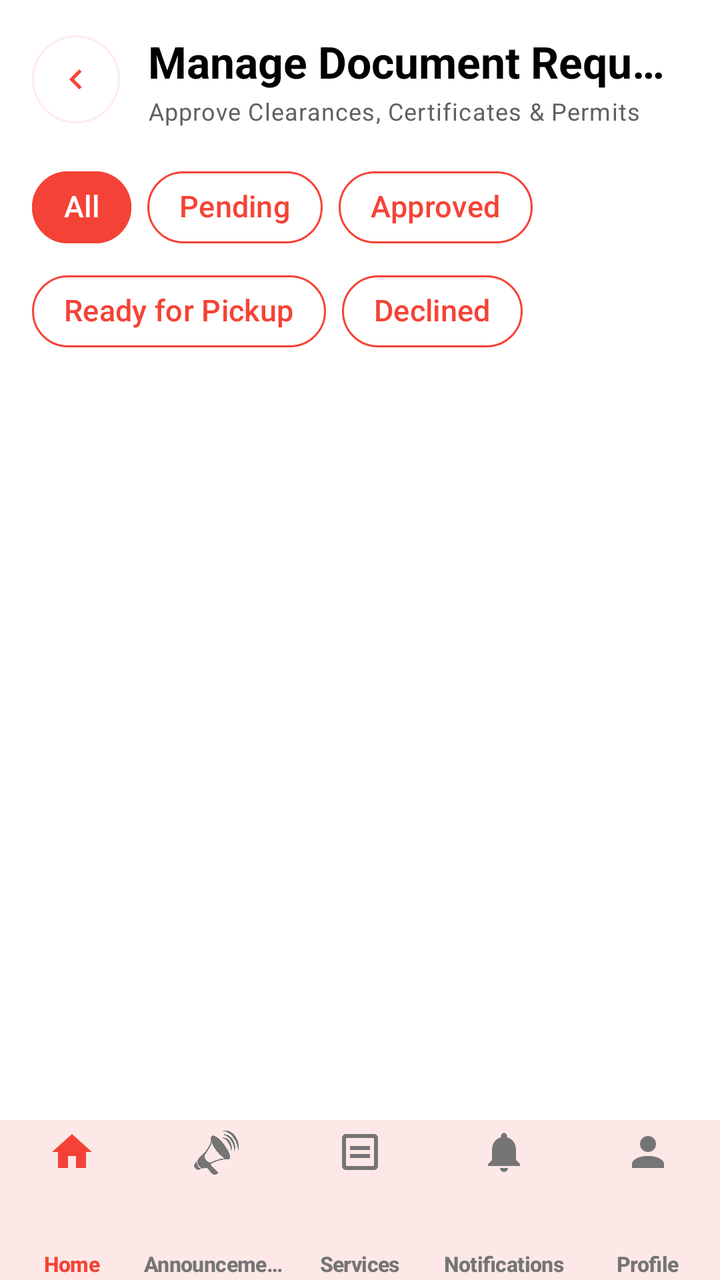
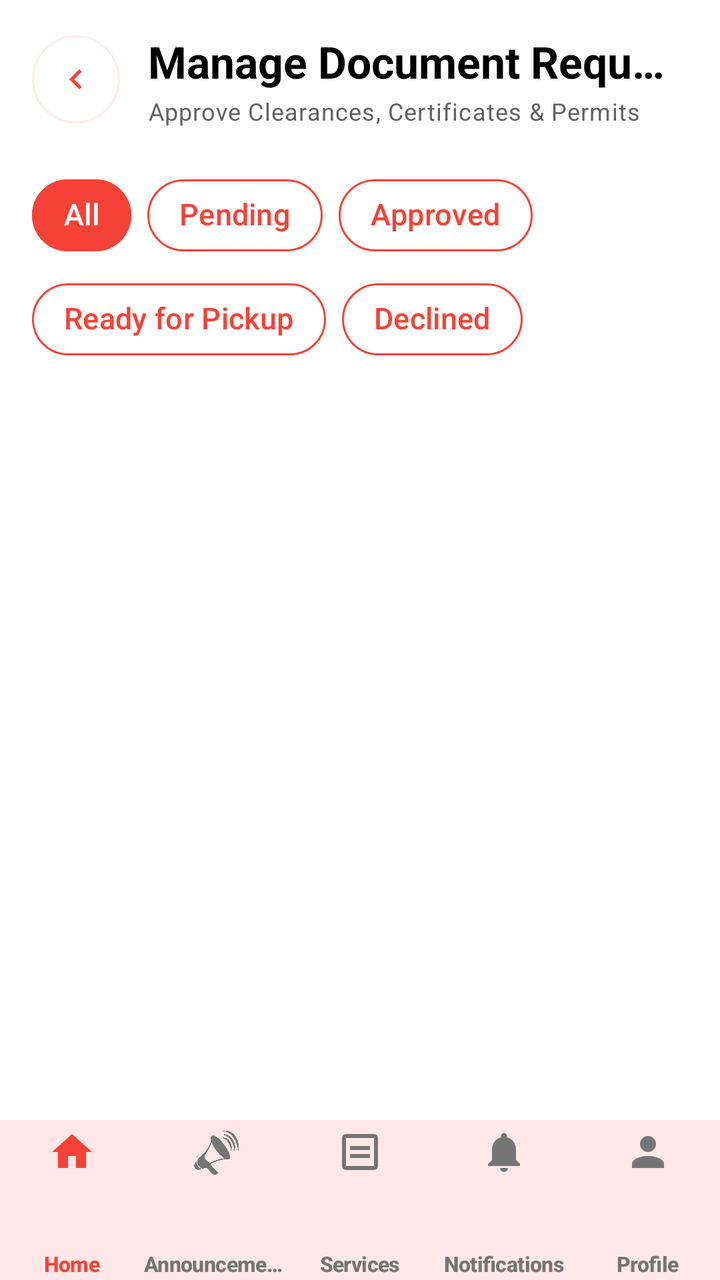

Screens rendered from an Android XML layout before and after an edit, with the pre-edit source and the edit as a unified diff.
<!-- AndroidManifest.xml: application theme Theme.IServeKo -->
<!-- res/layout/activity_document_official.xml -->
<?xml version="1.0" encoding="utf-8"?>
<androidx.coordinatorlayout.widget.CoordinatorLayout xmlns:android="http://schemas.android.com/apk/res/android"
    xmlns:app="http://schemas.android.com/apk/res-auto"
    xmlns:tools="http://schemas.android.com/tools"
    android:id="@+id/main"
    android:layout_width="match_parent"
    android:layout_height="match_parent"
    android:background="@drawable/designbrg_v2"
    tools:context=".DocumentOfficialActivity">

    <com.google.android.material.appbar.AppBarLayout
        android:layout_width="match_parent"
        android:layout_height="wrap_content"
        android:background="@android:color/transparent"
        app:elevation="0dp"
        app:liftOnScroll="false">

        <LinearLayout
            android:layout_width="match_parent"
            android:layout_height="wrap_content"
            android:gravity="center_vertical"
            android:orientation="horizontal"
            android:paddingHorizontal="16dp"
            android:paddingTop="16dp"
            android:paddingBottom="8dp">

            <ImageButton
                android:id="@+id/btnBack"
                android:layout_width="44dp"
                android:layout_height="44dp"
                android:background="@drawable/bg_back_button"
                android:contentDescription="Back"
                android:padding="12dp"
                android:rotation="180"
                android:scaleType="centerInside"
                android:src="@drawable/ic_arrow_next"
                app:tint="#F44336" />

            <LinearLayout
                android:layout_width="0dp"
                android:layout_height="wrap_content"
                android:layout_marginStart="14dp"
                android:layout_weight="1"
                android:orientation="vertical">

                <TextView
                    android:layout_width="match_parent"
                    android:layout_height="wrap_content"
                    android:ellipsize="end"
                    android:maxLines="1"
                    android:text="Manage Document Requests"
                    android:textAppearance="@style/TextAppearance.Material3.TitleLarge"
                    android:textColor="#FF000000"
                    android:textStyle="bold" />

                <TextView
                    android:layout_width="match_parent"
                    android:layout_height="wrap_content"
                    android:layout_marginTop="2dp"
                    android:ellipsize="end"
                    android:maxLines="1"
                    android:text="Approve Clearances, Certificates &amp; Permits"
                    android:textAppearance="@style/TextAppearance.Material3.BodySmall"
                    android:textColor="@color/onSurfaceVariant" />
            </LinearLayout>

        </LinearLayout>

    </com.google.android.material.appbar.AppBarLayout>

    <LinearLayout
        android:layout_width="match_parent"
        android:layout_height="match_parent"
        android:orientation="vertical"
        app:layout_behavior="@string/appbar_scrolling_view_behavior">

        
        <com.google.android.material.chip.ChipGroup
            android:id="@+id/chipGroupDocStatus"
            android:layout_width="match_parent"
            android:layout_height="wrap_content"
            android:paddingHorizontal="16dp"
            android:paddingVertical="8dp"
            app:chipSpacingHorizontal="8dp"
            app:chipSpacingVertical="4dp"
            app:selectionRequired="true"
            app:singleLine="false"
            app:singleSelection="true">

            <com.google.android.material.chip.Chip
                android:id="@+id/chipAll"
                style="@style/App.Chip.Filter"
                android:layout_width="wrap_content"
                android:layout_height="wrap_content"
                android:checked="true"
                android:text="All" />

            <com.google.android.material.chip.Chip
                android:id="@+id/chipPending"
                style="@style/App.Chip.Filter"
                android:layout_width="wrap_content"
                android:layout_height="wrap_content"
                android:text="Pending" />

            <com.google.android.material.chip.Chip
                android:id="@+id/chipApproved"
                style="@style/App.Chip.Filter"
                android:layout_width="wrap_content"
                android:layout_height="wrap_content"
                android:text="Approved" />

            <com.google.android.material.chip.Chip
                android:id="@+id/chipReadyForPickup"
                style="@style/App.Chip.Filter"
                android:layout_width="wrap_content"
                android:layout_height="wrap_content"
                android:text="Ready for Pickup" />

            <com.google.android.material.chip.Chip
                android:id="@+id/chipDeclined"
                style="@style/App.Chip.Filter"
                android:layout_width="wrap_content"
                android:layout_height="wrap_content"
                android:text="Declined" />

        </com.google.android.material.chip.ChipGroup>

        <androidx.recyclerview.widget.RecyclerView
            android:id="@+id/recyclerViewDocumentRequests"
            android:layout_width="match_parent"
            android:layout_height="match_parent"
            android:clipToPadding="false"
            android:paddingHorizontal="16dp"
            android:paddingTop="8dp"
            android:paddingBottom="96dp" />

    </LinearLayout>

    <com.google.android.material.bottomnavigation.BottomNavigationView
        android:id="@+id/bottomNavigation"
        android:layout_width="match_parent"
        android:layout_height="wrap_content"
        android:layout_gravity="bottom"
        android:background="@color/white"
        app:elevation="8dp"
        app:itemIconTint="@color/nav_item_color"
        app:itemPaddingBottom="4dp"
        app:itemPaddingTop="4dp"
        app:itemRippleColor="#33F44336"
        app:itemTextAppearanceActive="@style/BottomNavText"
        app:itemTextAppearanceInactive="@style/BottomNavText"
        app:itemTextColor="@color/nav_item_color"
        app:labelVisibilityMode="labeled"
        app:menu="@menu/bottom_nav_menu" />

</androidx.coordinatorlayout.widget.CoordinatorLayout>
<!-- resources referenced by this layout -->
<resources>
  <color name="onSurfaceVariant">#616161</color>
  <color name="white">#FFFFFFFF</color>
  <!-- drawable bg_back_button (drawable) -->
  <?xml version="1.0" encoding="utf-8"?>
  <ripple xmlns:android="http://schemas.android.com/apk/res/android"
      android:color="#33F44336">
      <item>
          <shape android:shape="oval">
              <solid android:color="#FFFFFFFF" />
              <stroke android:width="1dp" android:color="#1AF44336" />
          </shape>
      </item>
  </ripple>
  <!-- drawable designbrg_v2 (drawable) -->
  <?xml version="1.0" encoding="utf-8"?>
  <shape xmlns:android="http://schemas.android.com/apk/res/android">
       <solid android:color="#FFFFFFFF"/>
  </shape>
  <!-- drawable ic_arrow_next (drawable) -->
  <vector xmlns:android="http://schemas.android.com/apk/res/android"
      android:width="24dp"
      android:height="24dp"
      android:viewportWidth="24"
      android:viewportHeight="24">
      <path
          android:fillColor="#FF000000"
          android:pathData="M8.59,16.59L13.17,12L8.59,7.41L10,6L16,12L10,18L8.59,16.59Z"/>
  </vector>
  <style name="App.Chip.Filter" parent="Widget.Material3.Chip.Filter">
          <item name="chipBackgroundColor">@color/chip_bg</item>
          <item name="chipStrokeColor">@color/chip_stroke</item>
          <item name="chipStrokeWidth">1dp</item>
          <item name="android:textColor">@color/chip_text</item>
          <item name="android:textStyle">bold</item>
          <item name="android:textSize">15sp</item>
          <item name="checkedIconVisible">false</item>
          <item name="chipCornerRadius">20dp</item>
          <item name="chipMinHeight">36dp</item>
          <item name="rippleColor">#33F44336</item>
  
          <item name="boxBackgroundColor">#F44336</item>
          <item name="boxStrokeColor">#FFFFFFFF</item>
          <item name="hintTextColor">#FFFFFFFF</item>
          <item name="android:textColorHint">#FFFFFFFF</item>
          <item name="cursorColor">#FFFFFFFF</item>
      </style>
  <style name="BottomNavText" parent="TextAppearance.Material3.LabelSmall">
          <item name="android:textSize">10.5sp</item>
          <item name="android:textStyle">bold</item>
          <item name="android:includeFontPadding">false</item>
          <item name="android:letterSpacing">-0.02</item>
      </style>
  <style name="Theme.IServeKo" parent="Base.Theme.IServeKo" />
  <style name="Base.Theme.IServeKo" parent="Theme.Material3.DayNight.NoActionBar">
          <item name="colorPrimary">@color/primary</item>
          <item name="colorOnPrimary">@color/onPrimary</item>
          <item name="colorPrimaryContainer">@color/primaryContainer</item>
          <item name="colorOnPrimaryContainer">@color/onPrimaryContainer</item>
  
          <item name="colorSecondary">@color/secondary</item>
          <item name="colorOnSecondary">@color/onSecondary</item>
          <item name="colorSecondaryContainer">@color/secondaryContainer</item>
          <item name="colorOnSecondaryContainer">@color/onSecondaryContainer</item>
  
          <item name="android:colorBackground">@color/white</item>
          <item name="colorSurface">@color/surface</item>
          <item name="colorOnSurface">@color/onSurface</item>
          <item name="colorSurfaceVariant">@color/surfaceVariant</item>
          <item name="colorOnSurfaceVariant">@color/onSurfaceVariant</item>
  
          <item name="android:statusBarColor">#F44336</item>
          <item name="android:windowLightStatusBar">false</item>
          <item name="android:navigationBarColor">@color/white</item>
      </style>
  <color name="primary">#F44336</color>
  <color name="onPrimary">#FFFFFFFF</color>
  <color name="primaryContainer">#FFEBEE</color>
  <color name="onPrimaryContainer">#F44336</color>
  <color name="secondary">#F44336</color>
  <color name="onSecondary">#FFFFFFFF</color>
  <color name="secondaryContainer">#FFEBEE</color>
  <color name="onSecondaryContainer">#F44336</color>
  <color name="surface">#FFFFFFFF</color>
  <color name="onSurface">#FF000000</color>
  <color name="surfaceVariant">#F5F5F5</color>
</resources>

<!-- the commit's change to res/layout/activity_document_official.xml (unified diff, before → after) -->
@@ -80,7 +80,8 @@
             android:layout_width="match_parent"
             android:layout_height="wrap_content"
             android:paddingHorizontal="16dp"
-            android:paddingVertical="8dp"
+            android:paddingTop="12dp"
+            android:paddingBottom="8dp"
             app:chipSpacingHorizontal="8dp"
             app:chipSpacingVertical="4dp"
             app:selectionRequired="true"
